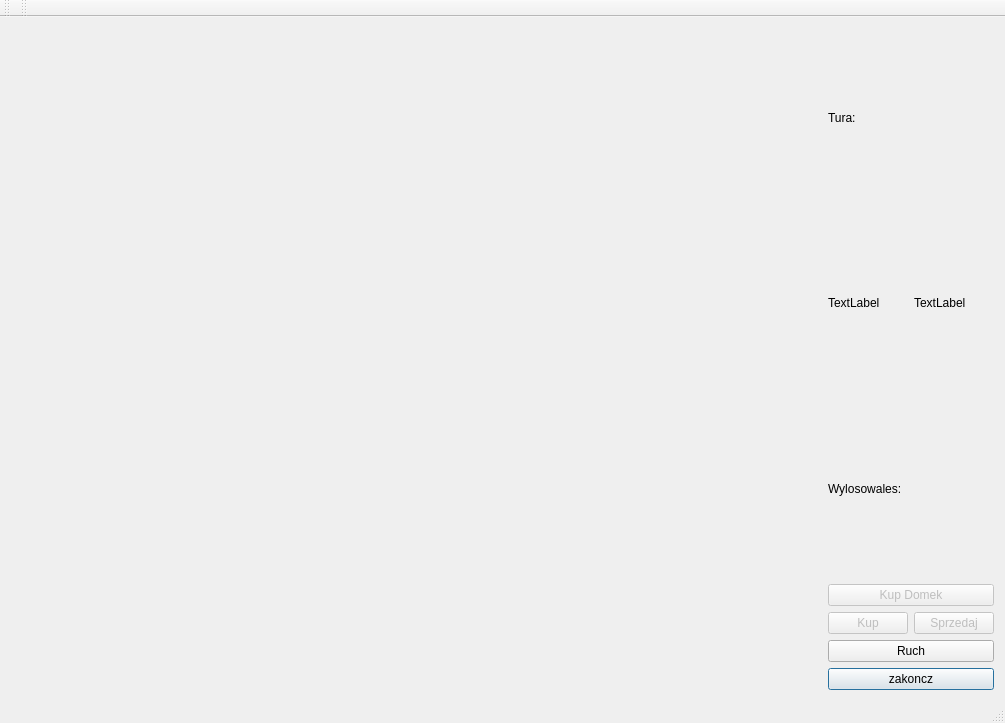
Before: the Qt Designer form mainwindow.ui in Siamil/monopoly2, drawn with Qt 5.
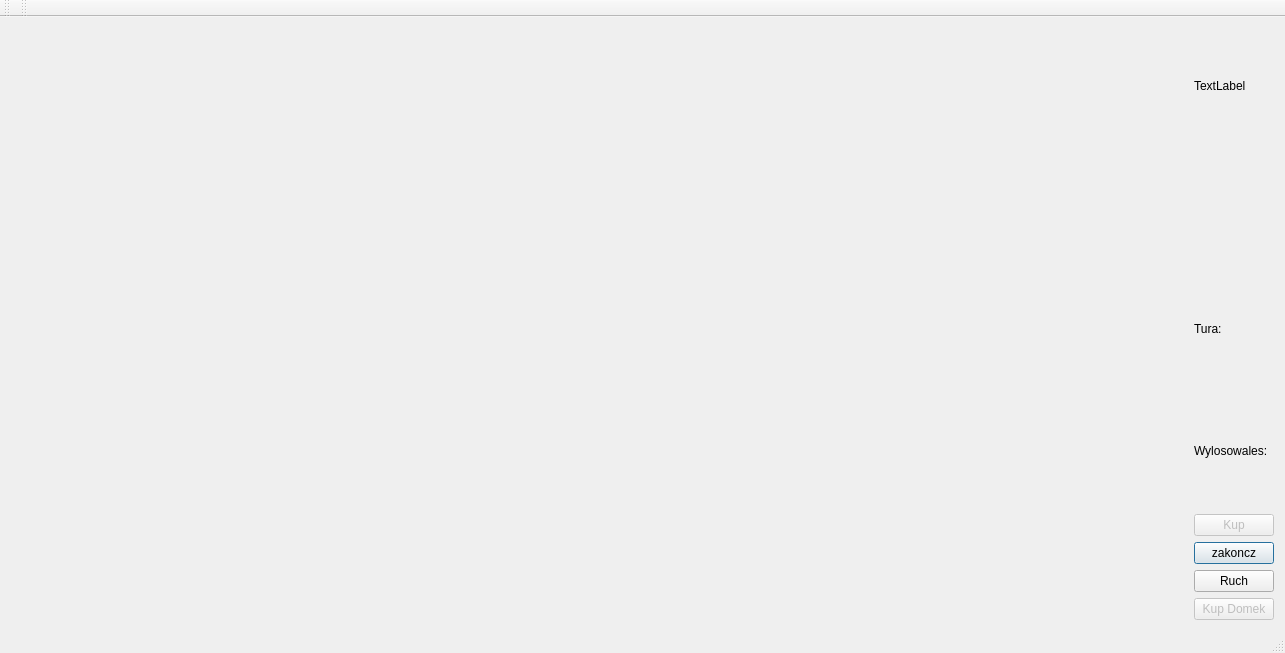
After: the same form once the commit is applied.

What changed in the file:
```diff
--- a/mainwindow.ui
+++ b/mainwindow.ui
@@ -6,8 +6,8 @@
    <rect>
     <x>0</x>
     <y>0</y>
-    <width>1005</width>
-    <height>723</height>
+    <width>1285</width>
+    <height>653</height>
    </rect>
   </property>
   <property name="sizePolicy">
@@ -26,29 +26,45 @@
    <string>MainWindow</string>
   </property>
   <widget class="QWidget" name="centralWidget">
-   <layout class="QHBoxLayout" name="horizontalLayout_4">
+   <property name="sizePolicy">
+    <sizepolicy hsizetype="Expanding" vsizetype="Expanding">
+     <horstretch>0</horstretch>
+     <verstretch>0</verstretch>
+    </sizepolicy>
+   </property>
+   <layout class="QHBoxLayout" name="horizontalLayout">
     <item>
-     <layout class="QGridLayout" name="gridLayout">
-      <item row="0" column="0">
        <spacer name="horizontalSpacer">
         <property name="orientation">
          <enum>Qt::Horizontal</enum>
         </property>
         <property name="sizeType">
-         <enum>QSizePolicy::Expanding</enum>
+       <enum>QSizePolicy::MinimumExpanding</enum>
         </property>
         <property name="sizeHint" stdset="0">
          <size>
-          <width>70</width>
-          <height>70</height>
+        <width>900</width>
+        <height>0</height>
          </size>
         </property>
        </spacer>
       </item>
-     </layout>
+    <item>
+     <layout class="QVBoxLayout" name="verticalL">
+      <item>
+       <widget class="QLabel" name="lCash1">
+        <property name="text">
+         <string>TextLabel</string>
+        </property>
+       </widget>
     </item>
     <item>
-     <layout class="QVBoxLayout" name="verticalLayout_2">
+       <widget class="QLabel" name="lStatement">
+        <property name="text">
+         <string/>
+        </property>
+       </widget>
+      </item>
       <item>
        <widget class="QLabel" name="lTura">
         <property name="sizePolicy">
@@ -62,24 +78,6 @@
         </property>
        </widget>
       </item>
-      <item>
-       <layout class="QHBoxLayout" name="horizontalLayout_2">
-        <item>
-         <widget class="QLabel" name="lCash1">
-          <property name="text">
-           <string>TextLabel</string>
-          </property>
-         </widget>
-        </item>
-        <item>
-         <widget class="QLabel" name="lCash2">
-          <property name="text">
-           <string>TextLabel</string>
-          </property>
-         </widget>
-        </item>
-       </layout>
-      </item>
       <item>
        <widget class="QLabel" name="lDice">
         <property name="text">
@@ -88,26 +86,6 @@
        </widget>
       </item>
       <item>
-       <widget class="QPushButton" name="bBuyHouse">
-        <property name="enabled">
-         <bool>false</bool>
-        </property>
-        <property name="sizePolicy">
-         <sizepolicy hsizetype="Minimum" vsizetype="Fixed">
-          <horstretch>0</horstretch>
-          <verstretch>0</verstretch>
-         </sizepolicy>
-        </property>
-        <property name="text">
-         <string>Kup Domek</string>
-        </property>
-       </widget>
-      </item>
-      <item>
-       <layout class="QVBoxLayout" name="verticalLayout">
-        <item>
-         <layout class="QHBoxLayout" name="horizontalLayout">
-          <item>
            <widget class="QPushButton" name="bBuy">
             <property name="enabled">
              <bool>false</bool>
@@ -118,28 +96,6 @@
            </widget>
           </item>
           <item>
-           <widget class="QPushButton" name="bSell">
-            <property name="enabled">
-             <bool>false</bool>
-            </property>
-            <property name="text">
-             <string>Sprzedaj</string>
-            </property>
-           </widget>
-          </item>
-         </layout>
-        </item>
-        <item>
-         <widget class="QPushButton" name="bMove">
-          <property name="text">
-           <string>Ruch</string>
-          </property>
-          <property name="flat">
-           <bool>false</bool>
-          </property>
-         </widget>
-        </item>
-        <item>
          <widget class="QPushButton" name="bEnd">
           <property name="text">
            <string>zakoncz</string>
@@ -152,7 +108,31 @@
           </property>
          </widget>
         </item>
-       </layout>
+      <item>
+       <widget class="QPushButton" name="bMove">
+        <property name="text">
+         <string>Ruch</string>
+        </property>
+        <property name="flat">
+         <bool>false</bool>
+        </property>
+       </widget>
+      </item>
+      <item>
+       <widget class="QPushButton" name="bBuyHouse">
+        <property name="enabled">
+         <bool>false</bool>
+        </property>
+        <property name="sizePolicy">
+         <sizepolicy hsizetype="Minimum" vsizetype="Fixed">
+          <horstretch>0</horstretch>
+          <verstretch>0</verstretch>
+         </sizepolicy>
+        </property>
+        <property name="text">
+         <string>Kup Domek</string>
+        </property>
+       </widget>
       </item>
      </layout>
     </item>
@@ -176,7 +156,6 @@
     <bool>false</bool>
    </attribute>
   </widget>
-  <widget class="QStatusBar" name="statusBar"/>
   <widget class="QToolBar" name="toolBar">
    <property name="windowTitle">
     <string>toolBar</string>
@@ -188,6 +167,7 @@
     <bool>false</bool>
    </attribute>
   </widget>
+  <widget class="QStatusBar" name="statusBar"/>
  </widget>
  <layoutdefault spacing="6" margin="11"/>
  <tabstops>
```
Left out of the diff: 3 changed lines with no effect on the pictures. Lines whose indentation alone changed are shown as unchanged.
